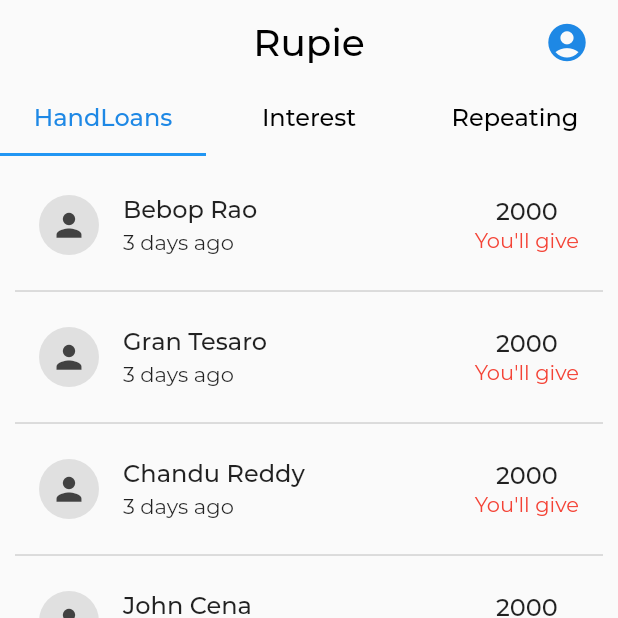
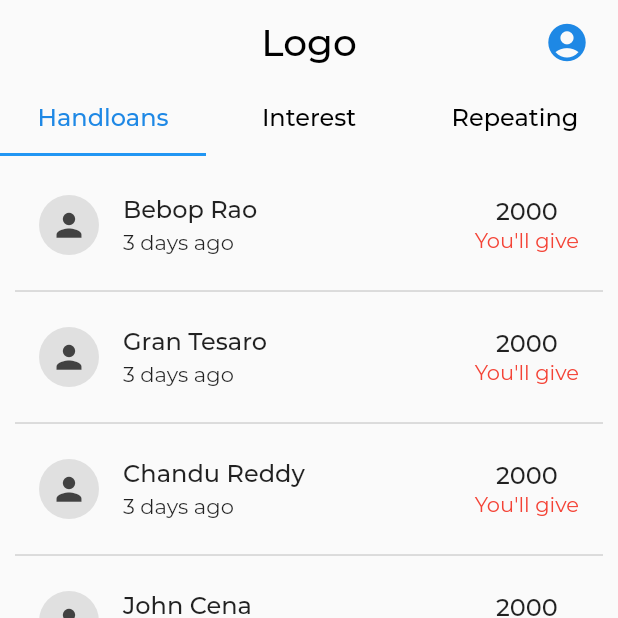
Before and after one commit to KittuPatel/Rupie_Finance_App, a Flutter app: the screen it shows after launch, on a phone screen of 412 x 824 dp, the top half of it. Run offline on Flutter 3.47's test engine with Material 2 defaults, Android fonts, the phone set to English and light mode, and no system bars; our stand-ins replace settings_ui; missing offline and left inert: keyboard_visibility; project files that could hold a hidden picture were left out.

Commit message:
small changes

```diff
--- a/lib/screens/dashboard.dart
+++ b/lib/screens/dashboard.dart
@@ -76,13 +76,14 @@ class _DashboardState extends State<Dashboard> with
     return Scaffold(
       appBar: AppBar(
         title: Text(
-          'Rupie',
+          'Logo',
           style: TextStyle(color: Colors.black, fontSize: 25.0),
         ),
         centerTitle: true,
         elevation: 0,
         automaticallyImplyLeading: false,
         backgroundColor: Colors.transparent,
+
         actions: <Widget>[
           // Padding(
           //   padding: const EdgeInsets.all(12.0),
@@ -108,10 +109,33 @@ class _DashboardState extends State<Dashboard> with
           ),
           labelColor: Theme.of(context).primaryColor,
           unselectedLabelColor: Colors.black,
+//          labelColor: Colors.blue,
+//          unselectedLabelColor: Colors.black,
+//          indicatorSize: TabBarIndicatorSize.label,
+//          indicator: BoxDecoration(
+//              borderRadius: BorderRadius.only(
+//                  topLeft: Radius.circular(10),
+//                  topRight: Radius.circular(10)),
+//              color: Colors.blue[100]),
           tabs: [
-            new Tab(text: "HandLoans"),
-            new Tab(text: "Interest",),
-            new Tab(text: "Repeating",)
+            Tab(
+            child: Align(
+            alignment: Alignment.center,
+              child: Text("Handloans"),
+            ),
+          ),
+          Tab(
+            child: Align(
+              alignment: Alignment.center,
+              child: Text("Interest"),
+            ),
+          ),
+          Tab(
+            child: Align(
+              alignment: Alignment.center,
+              child: Text("Repeating"),
+            ),
+          ),
           ],
           controller: _tabController,
         ),
```
